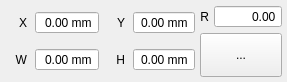
Qt form src/widgets/panels/transform-panel.ui (flux3dp/swiftray) before a commit.
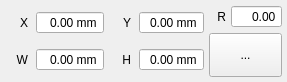
The same form after that commit. Icons and pictures are not drawn. Custom widgets are drawn as their Qt base class.

Commit message:
Bug/Rotation Issues (#160)
* Restrict rotation degree in the range 0 to 360

* Fix rotation handler issue

```diff
--- a/src/widgets/panels/transform-panel.ui
+++ b/src/widgets/panels/transform-panel.ui
@@ -270,10 +270,10 @@
           <string/>
          </property>
          <property name="minimum">
-          <double>-90.000000000000000</double>
+          <double>0</double>
          </property>
          <property name="maximum">
-          <double>999999.989999999990687</double>
+          <double>360</double>
          </property>
         </widget>
        </item>
```
The commit also changes 2 other files.
